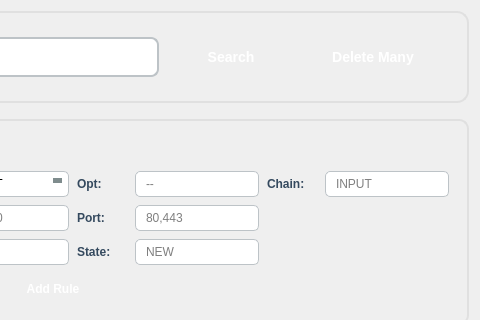
Before: the Qt Designer form frontend/tabs/tab_rules.ui in HoangGiap1804/Firewall-Application, drawn with Qt 5; both pictures show x 374 to 854 and y 0 to 320 of the 854 by 534 pixel window.
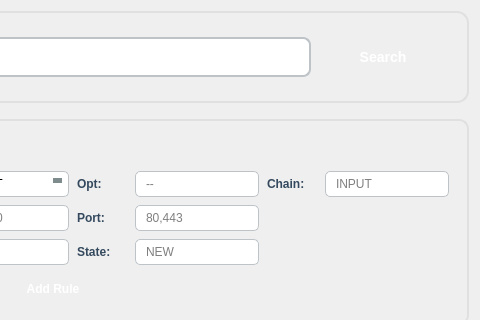
After: the same form once the commit is applied.

Commit message: feat: Add outbound rules, update rule configurations, refine related services and UI, introduce a test script, and remove outdated documentation and logs.

```diff
--- a/frontend/tabs/tab_rules.ui
+++ b/frontend/tabs/tab_rules.ui
@@ -127,42 +127,6 @@
           </property>
          </widget>
         </item>
-        <item>
-         <widget class="QPushButton" name="buttonDeleteMany">
-          <property name="minimumSize">
-           <size>
-            <width>140</width>
-            <height>40</height>
-           </size>
-          </property>
-          <property name="styleSheet">
-           <string notr="true">QPushButton {
-    background: qlineargradient(x1:0, y1:0, x2:0, y2:1,
-        stop:0 #e74c3c, stop:1 #c0392b);
-    color: white;
-    border: none;
-    padding: 10px 20px;
-    border-radius: 8px;
-    font-weight: 600;
-    font-size: 14px;
-}
-QPushButton:hover {
-    background: qlineargradient(x1:0, y1:0, x2:0, y2:1,
-        stop:0 #c0392b, stop:1 #a93226);
-    transform: translateY(-1px);
-}
-QPushButton:pressed {
-    background: qlineargradient(x1:0, y1:0, x2:0, y2:1,
-        stop:0 #a93226, stop:1 #922b21);
-    transform: translateY(0px);
-}
-</string>
-          </property>
-          <property name="text">
-           <string>Delete Many</string>
-          </property>
-         </widget>
-        </item>
        </layout>
       </widget>
      </item>
```
The commit also changes 3 other files.
